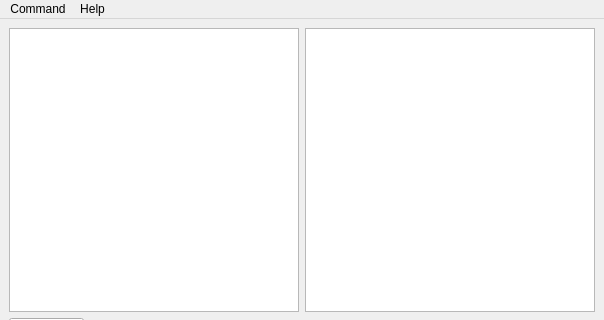
Before: the Qt Designer form src/pumpkin_qt/ui/pumpkinqt.ui in raybrshen/pumpkin_ws, drawn with Qt 5; both pictures show x 0 to 604 and y 0 to 320 of the 604 by 467 pixel window.
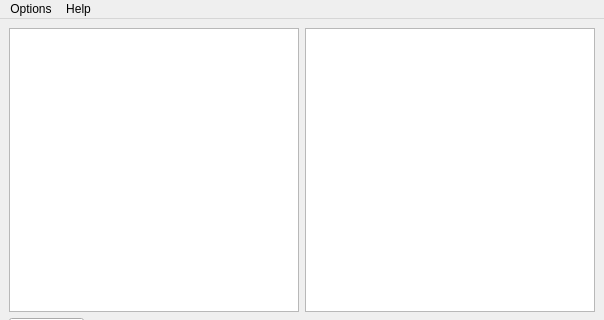
After: the same form once the commit is applied. Icons and pictures are not drawn.

The edit to the form file:
```diff
--- a/src/pumpkin_qt/ui/pumpkinqt.ui
+++ b/src/pumpkin_qt/ui/pumpkinqt.ui
@@ -226,7 +226,7 @@
    </property>
    <widget class="QMenu" name="menuCommand">
     <property name="title">
-     <string>Command</string>
+     <string>Options</string>
     </property>
     <addaction name="actionSSC"/>
    </widget>
```
Left out of the diff: 58 changed lines with no effect on the pictures.
